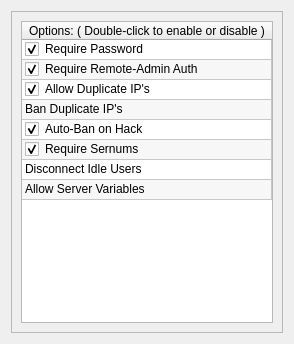
Old version of the form ui/settings.ui in the repository StarixWoS/ReMix.
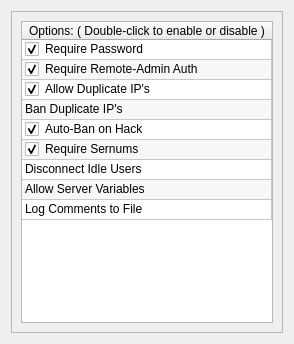
New version of the form.

Commit message: Change: Add Icon resources to the project. Change: Add a simple system-tray icon when available. Change: Enable sending messages to Select/All Users. Change: Enable viewing of incoming server comments. Change: Enable revoking an Admin's permission from the Player list.

```diff
--- a/ui/settings.ui
+++ b/ui/settings.ui
@@ -116,6 +116,11 @@
           <string>7</string>
          </property>
         </row>
+        <row>
+         <property name="text">
+          <string>8</string>
+         </property>
+        </row>
         <column>
          <property name="text">
           <string>Options: ( Double-click to enable or disable )</string>
@@ -188,6 +193,14 @@
           <enum>Unchecked</enum>
          </property>
         </item>
+        <item row="8" column="0">
+         <property name="text">
+          <string>Log Comments to File</string>
+         </property>
+         <property name="checkState">
+          <enum>Unchecked</enum>
+         </property>
+        </item>
        </widget>
       </item>
      </layout>
```
The commit also changes 32 other files.
